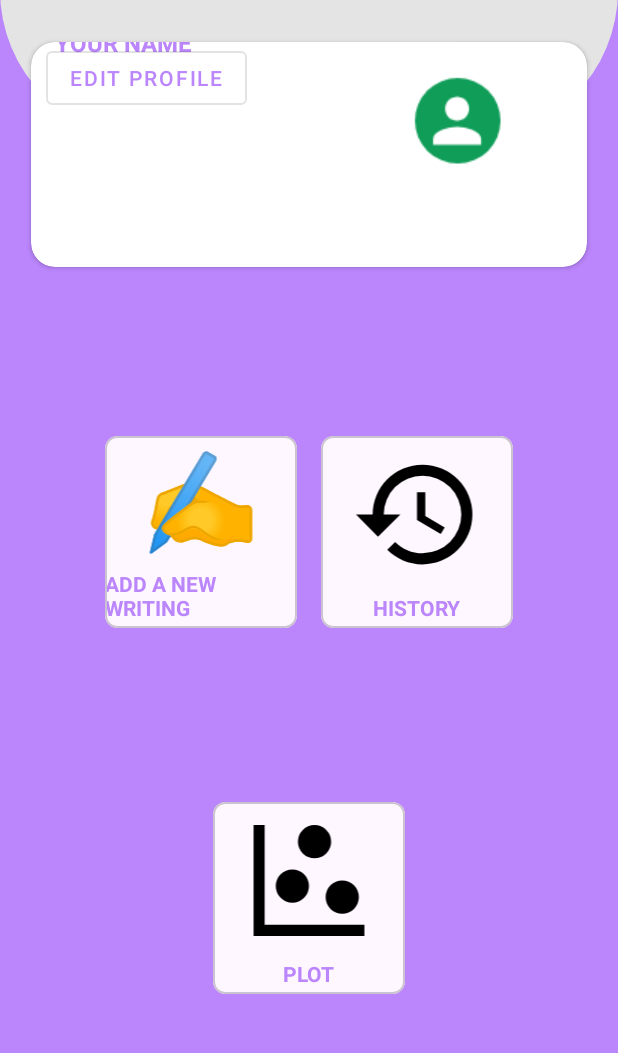
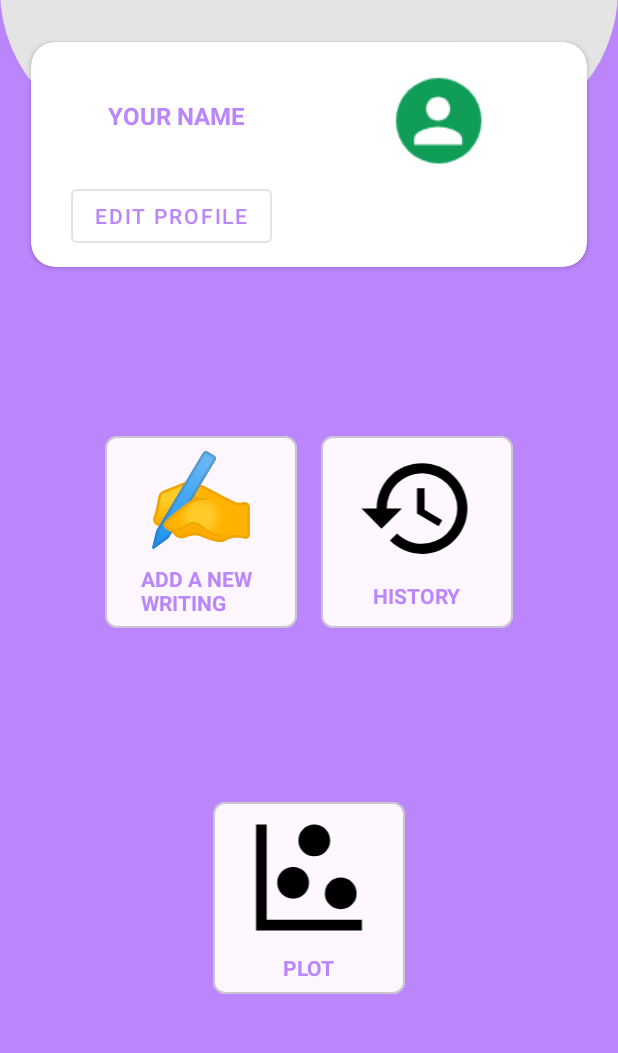
Before and after one commit to behradmahmoudi/Giuting, an Android app: the screen it shows after launch (MainActivity), on a phone screen of 412 x 824 dp, the part 79-1132 px from its top. Run offline under Robolectric (Android 15) with nearby library versions, the phone set to English and light mode, and no system bars.

Commit message:
competed first activity

```diff
--- a/app/src/main/res/layout/activity_main.xml
+++ b/app/src/main/res/layout/activity_main.xml
@@ -93,7 +93,9 @@
                 android:id="@+id/textViewname"
                 android:layout_width="wrap_content"
                 android:layout_height="wrap_content"
-                android:layout_marginStart="16dp"
+                android:layout_marginEnd="30dp"
+                android:layout_marginTop="17dp"
+                android:layout_marginBottom="12dp"
                 android:text="@string/your_name"
                 android:textAllCaps="true"
                 android:textColor="@color/purple_200"
@@ -101,7 +103,8 @@
                 android:textStyle="bold"
                 app:layout_constraintBottom_toTopOf="@+id/button"
                 app:layout_constraintStart_toStartOf="parent"
-                app:layout_constraintTop_toTopOf="parent" />
+                app:layout_constraintTop_toTopOf="parent"
+                app:layout_constraintEnd_toStartOf="@+id/imageButton3"/>
 
             <androidx.appcompat.widget.AppCompatImageButton
                 android:id="@+id/imageButton3"
@@ -122,12 +125,13 @@
                 style="@style/Widget.MaterialComponents.Button.OutlinedButton"
                 android:layout_width="wrap_content"
                 android:layout_height="wrap_content"
+                android:layout_marginStart="20dp"
+                android:layout_marginBottom="10dp"
                 android:text="@string/edit_profile"
                 app:layout_constraintEnd_toStartOf="@+id/imageButton3"
                 app:layout_constraintHorizontal_bias="0.098"
                 app:layout_constraintStart_toStartOf="parent"
-                tools:layout_editor_absoluteY="61dp"
-                tools:ignore="MissingConstraints" />
+                app:layout_constraintBottom_toBottomOf="parent" />
 
 
         </androidx.constraintlayout.widget.ConstraintLayout>
@@ -196,7 +200,8 @@
                         android:layout_width="wrap_content"
                         android:layout_height="wrap_content"
                         android:text="@string/add_a_new_writing"
-                        android:layout_marginBottom="4dp"
+                        android:layout_marginBottom="7dp"
+                        android:layout_marginStart="48dp"
                         android:textSize="14sp"
                         android:textStyle="bold"
                         android:textColor="@color/purple_200"
@@ -240,7 +245,7 @@
                         android:layout_width="wrap_content"
                         android:layout_height="wrap_content"
                         android:text="@string/history"
-                        android:layout_marginBottom="4dp"
+                        android:layout_marginBottom="12dp"
                         android:textSize="14sp"
                         android:textStyle="bold"
                         android:textColor="@color/purple_200"
@@ -302,7 +307,7 @@
                         android:layout_width="wrap_content"
                         android:layout_height="wrap_content"
                         android:text="@string/plot"
-                        android:layout_marginBottom="4dp"
+                        android:layout_marginBottom="8dp"
                         android:textSize="14sp"
                         android:textStyle="bold"
                         android:textColor="@color/purple_200"
```
Also changed, not shown: app/src/main/res/drawable/Google-Noto-Emoji-People-Bodyparts-12063-writing-hand.svg (deleted).
